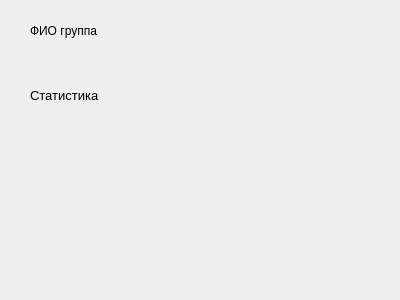
Before: the Qt Designer form client/statistics.ui in wilssuur/project, drawn with Qt 5.
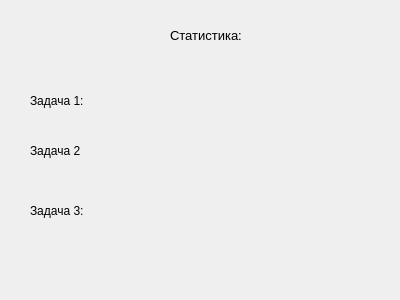
After: the same form once the commit is applied.

Commit message:
fully implemented statistics function
working version

```diff
--- a/client/statistics.ui
+++ b/client/statistics.ui
@@ -13,26 +13,13 @@
   <property name="windowTitle">
    <string>Статистика</string>
   </property>
-  <widget class="QLabel" name="labelfio">
-   <property name="geometry">
-    <rect>
-     <x>30</x>
-     <y>20</y>
-     <width>101</width>
-     <height>21</height>
-    </rect>
-   </property>
-   <property name="text">
-    <string>ФИО группа</string>
-   </property>
-  </widget>
   <widget class="QLabel" name="label">
    <property name="geometry">
     <rect>
-     <x>30</x>
-     <y>60</y>
-     <width>161</width>
-     <height>71</height>
+     <x>170</x>
+     <y>10</y>
+     <width>131</width>
+     <height>51</height>
     </rect>
    </property>
    <property name="font">
@@ -41,7 +28,98 @@
     </font>
    </property>
    <property name="text">
-    <string>Статистика</string>
+    <string>Статистика:</string>
+   </property>
+  </widget>
+  <widget class="QLabel" name="login">
+   <property name="geometry">
+    <rect>
+     <x>30</x>
+     <y>120</y>
+     <width>81</width>
+     <height>21</height>
+    </rect>
+   </property>
+   <property name="text">
+    <string/>
+   </property>
+  </widget>
+  <widget class="QLabel" name="label_2">
+   <property name="geometry">
+    <rect>
+     <x>30</x>
+     <y>90</y>
+     <width>61</width>
+     <height>21</height>
+    </rect>
+   </property>
+   <property name="text">
+    <string>Задача 1:</string>
+   </property>
+  </widget>
+  <widget class="QLabel" name="label_3">
+   <property name="geometry">
+    <rect>
+     <x>30</x>
+     <y>140</y>
+     <width>51</width>
+     <height>21</height>
+    </rect>
+   </property>
+   <property name="text">
+    <string>Задача 2:</string>
+   </property>
+  </widget>
+  <widget class="QLabel" name="label_4">
+   <property name="geometry">
+    <rect>
+     <x>30</x>
+     <y>200</y>
+     <width>61</width>
+     <height>21</height>
+    </rect>
+   </property>
+   <property name="text">
+    <string>Задача 3:</string>
+   </property>
+  </widget>
+  <widget class="QLabel" name="labeltask1">
+   <property name="geometry">
+    <rect>
+     <x>100</x>
+     <y>90</y>
+     <width>41</width>
+     <height>21</height>
+    </rect>
+   </property>
+   <property name="text">
+    <string/>
+   </property>
+  </widget>
+  <widget class="QLabel" name="labeltask2">
+   <property name="geometry">
+    <rect>
+     <x>100</x>
+     <y>140</y>
+     <width>41</width>
+     <height>21</height>
+    </rect>
+   </property>
+   <property name="text">
+    <string/>
+   </property>
+  </widget>
+  <widget class="QLabel" name="labeltask3">
+   <property name="geometry">
+    <rect>
+     <x>100</x>
+     <y>190</y>
+     <width>61</width>
+     <height>41</height>
+    </rect>
+   </property>
+   <property name="text">
+    <string/>
    </property>
   </widget>
  </widget>
```
The commit also changes 10 other files.
